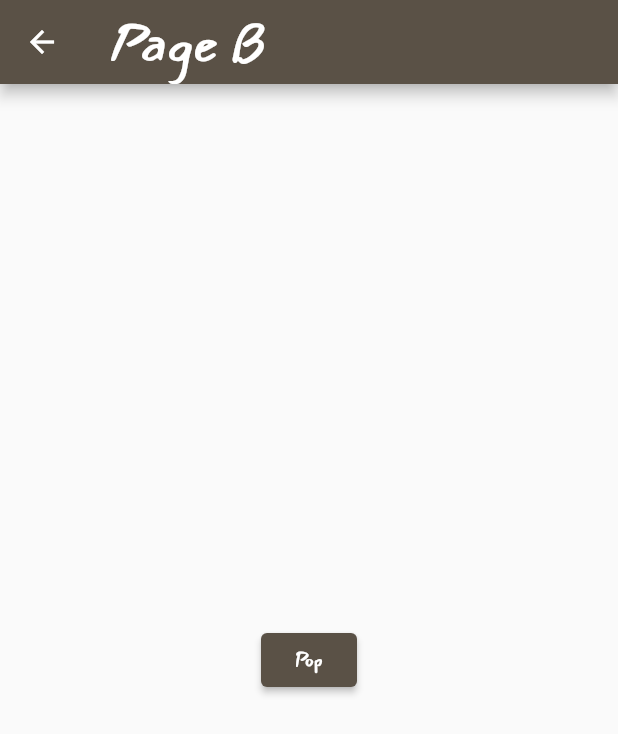
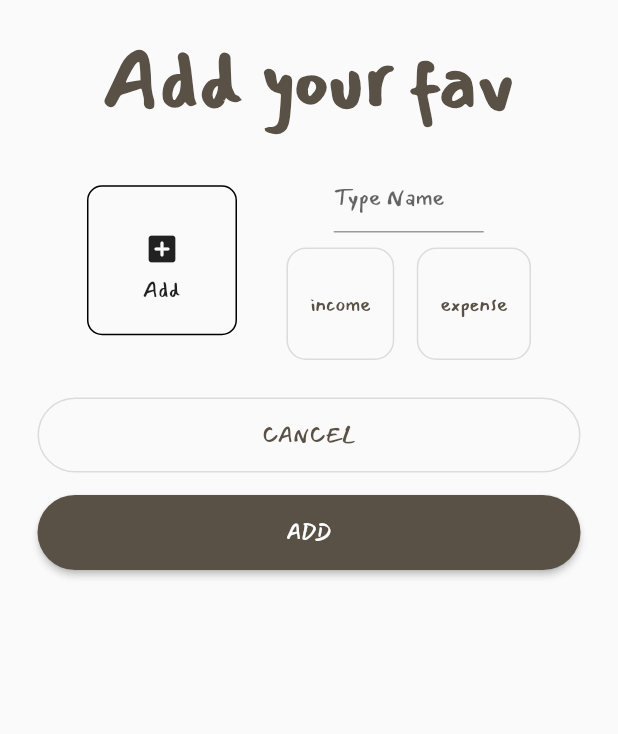
Before and after one commit to supawadee0789/money-daily, a Flutter app: the screen it shows after launch, scrolled down 292 dp, after a tap on "Add", on a phone screen of 412 x 824 dp. Shown: the top 734 px of the screen. Run offline on Flutter 3.47's test engine with Material 2 defaults, Android fonts, the phone set to English and light mode, and no system bars; our stand-ins replace bloc, flutter_bloc.

Commit message:
add categories view

```diff
--- /dev/null
+++ b/lib/addCategory/add_button.dart
@@ -0,0 +1,31 @@
+import 'package:flutter/material.dart';
+
+class AddButton extends StatelessWidget {
+  final Function() onTap;
+  const AddButton({Key? key, required this.onTap}) : super(key: key);
+
+  @override
+  Widget build(BuildContext context) {
+    return InkWell(
+      onTap: onTap,
+      child: Container(
+        width: 100,
+        height: 100,
+        decoration: BoxDecoration(
+            border: Border.all(), borderRadius: BorderRadius.circular(10)),
+        child: Center(
+          child: Column(
+            mainAxisSize: MainAxisSize.min,
+            children: const [
+              Padding(
+                padding: EdgeInsets.all(8.0),
+                child: Icon(Icons.add_box_rounded),
+              ),
+              Text('Add')
+            ],
+          ),
+        ),
+      ),
+    );
+  }
+}
--- a/lib/addCategory/add_category_view.dart
+++ b/lib/addCategory/add_category_view.dart
@@ -1,19 +1,62 @@
 import 'package:flutter/material.dart';
-import 'package:flutter_bloc/flutter_bloc.dart';
+import 'package:money_daily/addCategory/add_button.dart';
+import 'package:money_daily/addCategory/income_expense.dart';
 
 class AddCategory extends StatelessWidget {
+  const AddCategory({Key? key}) : super(key: key);
+
   @override
   Widget build(BuildContext context) {
+    var buttonStyle = ButtonStyle(
+        minimumSize: MaterialStateProperty.all(const Size(500, 50)),
+        shape: MaterialStateProperty.all(
+            RoundedRectangleBorder(borderRadius: BorderRadius.circular(50))));
     return Scaffold(
-      appBar: AppBar(
-        title: Text('Page B'),
-      ),
-      body: Center(
-        child: ElevatedButton(
-          child: Text('Pop'),
-          onPressed: () {
-            Navigator.of(context).pop();
-          },
+      body: SafeArea(
+        child: Padding(
+          padding: const EdgeInsets.all(25),
+          child: Column(
+            children: [
+              Text(
+                "Add your fav",
+                style: Theme.of(context).textTheme.headline1,
+              ),
+              Padding(
+                padding: const EdgeInsets.symmetric(vertical: 25.0),
+                child: Row(
+                    mainAxisAlignment: MainAxisAlignment.spaceEvenly,
+                    children: [
+                      AddButton(onTap: () => {}),
+                      Column(
+                        children: const [
+                          SizedBox(
+                              width: 100,
+                              child: TextField(
+                                decoration: InputDecoration(
+                                  hintText: 'Type Name',
+                                ),
+                              )),
+                          SizedBox(
+                            height: 10,
+                          ),
+                          IncomeExpenseButton()
+                        ],
+                      )
+                    ]),
+              ),
+              OutlinedButton(
+                style: buttonStyle,
+                onPressed: () => Navigator.of(context).pop(),
+                child: const Text('CANCEL'),
+              ),
+              const SizedBox(height: 15),
+              ElevatedButton(
+                style: buttonStyle,
+                onPressed: () => {},
+                child: const Text('ADD'),
+              )
+            ],
+          ),
         ),
       ),
     );
--- /dev/null
+++ b/lib/addCategory/income_expense.dart
@@ -0,0 +1,32 @@
+import 'package:flutter/material.dart';
+
+class IncomeExpenseButton extends StatelessWidget {
+  const IncomeExpenseButton({Key? key}) : super(key: key);
+
+  @override
+  Widget build(BuildContext context) {
+    return Row(
+      children: [
+        Container(
+          margin: EdgeInsets.only(right: 15),
+          child: OutlinedButton(
+            style: ButtonStyle(
+                minimumSize: MaterialStateProperty.all(const Size(50, 75)),
+                shape: MaterialStateProperty.all(RoundedRectangleBorder(
+                    borderRadius: BorderRadius.circular(13)))),
+            onPressed: () => {},
+            child: const Text('income'),
+          ),
+        ),
+        OutlinedButton(
+          style: ButtonStyle(
+              minimumSize: MaterialStateProperty.all(const Size(50, 75)),
+              shape: MaterialStateProperty.all(RoundedRectangleBorder(
+                  borderRadius: BorderRadius.circular(13)))),
+          onPressed: () => {},
+          child: const Text('expense'),
+        ),
+      ],
+    );
+  }
+}
--- a/lib/home/homeContent.dart
+++ b/lib/home/homeContent.dart
@@ -1,6 +1,7 @@
 import 'package:flutter/material.dart';
 import 'package:flutter_bloc/flutter_bloc.dart';
 
+import '../addCategory/add_button.dart';
 import '../navigationBloc/navbloc_bloc.dart';
 
 class HomeContent extends StatelessWidget {
@@ -84,28 +85,9 @@ class HomeContent extends StatelessWidget {
                     color: Colors.teal[600],
                     child: const Text('Revolution, they...'),
                   ),
-                  InkWell(
-                    onTap: () =>
-                        context.read<NavBloc>().add(EventAddCategory()),
-                    child: Container(
-                      padding: const EdgeInsets.all(8),
-                      decoration: BoxDecoration(
-                          border: Border.all(),
-                          borderRadius: BorderRadius.circular(10)),
-                      child: Center(
-                        child: Column(
-                          mainAxisSize: MainAxisSize.min,
-                          children: const [
-                            Padding(
-                              padding: EdgeInsets.all(8.0),
-                              child: Icon(Icons.add_box_rounded),
-                            ),
-                            Text('Add')
-                          ],
-                        ),
-                      ),
-                    ),
-                  ),
+                  AddButton(
+                      onTap: () =>
+                          context.read<NavBloc>().add(EventAddCategory())),
                 ],
               ),
             )
```
